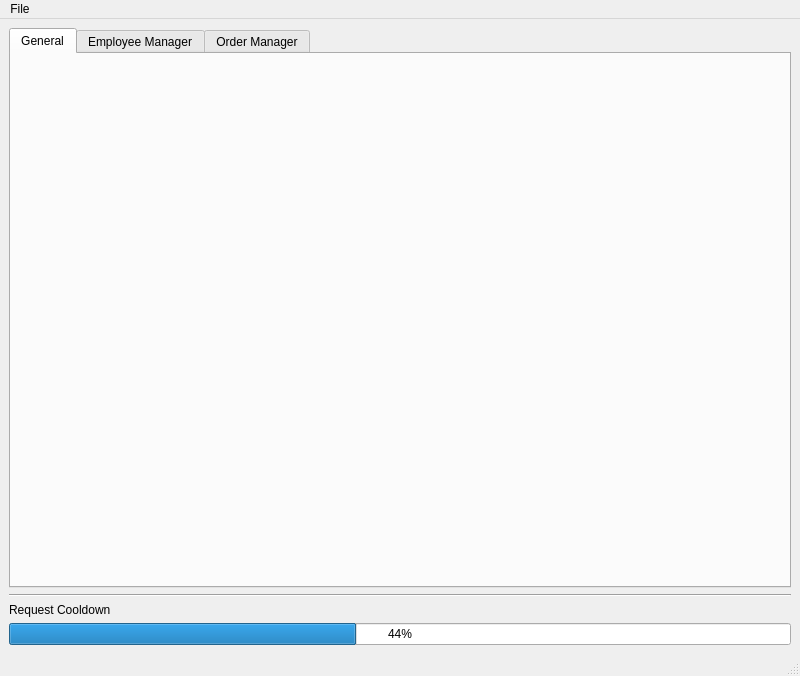
Before: the Qt Designer form src/ui/mainwindow.ui in justinmuskopf/taco_tuesday, drawn with Qt 5.
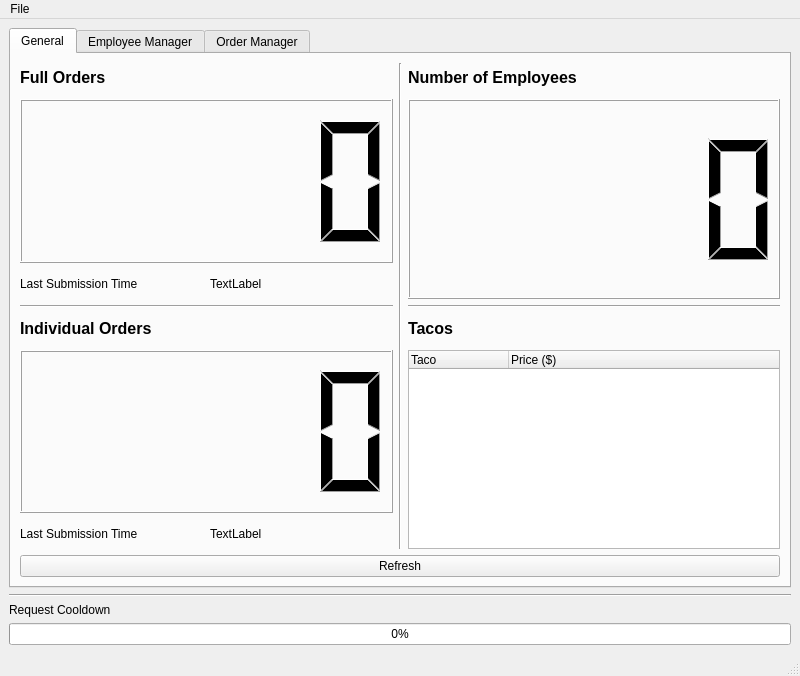
After: the same form once the commit is applied. The open tabs and pages were chosen to show the change. Custom widgets are drawn as their Qt base class.

The edit to the form file:
```diff
--- a/src/ui/mainwindow.ui
+++ b/src/ui/mainwindow.ui
@@ -27,17 +27,199 @@
        <attribute name="title">
         <string>General</string>
        </attribute>
-       <widget class="QWidget" name="verticalLayoutWidget">
-        <property name="geometry">
-         <rect>
-          <x>9</x>
-          <y>9</y>
-          <width>761</width>
-          <height>491</height>
-         </rect>
-        </property>
-        <layout class="QVBoxLayout" name="generalTabLayout"/>
-       </widget>
+       <layout class="QGridLayout" name="gridLayout">
+        <item row="0" column="0">
+         <layout class="QGridLayout" name="generalTabLayout">
+          <item row="1" column="0">
+           <layout class="QVBoxLayout" name="verticalLayout_4">
+            <item>
+             <widget class="QLCDNumber" name="generalFullOrderCount"/>
+            </item>
+            <item>
+             <layout class="QGridLayout" name="gridLayout_2">
+              <item row="0" column="0">
+               <widget class="QLabel" name="label_5">
+                <property name="maximumSize">
+                 <size>
+                  <width>16777215</width>
+                  <height>30</height>
+                 </size>
+                </property>
+                <property name="text">
+                 <string>Last Submission Time</string>
+                </property>
+               </widget>
+              </item>
+              <item row="0" column="1">
+               <widget class="QLabel" name="fullOrderSubmissionLabel">
+                <property name="maximumSize">
+                 <size>
+                  <width>16777215</width>
+                  <height>30</height>
+                 </size>
+                </property>
+                <property name="text">
+                 <string>TextLabel</string>
+                </property>
+               </widget>
+              </item>
+             </layout>
+            </item>
+           </layout>
+          </item>
+          <item row="4" column="0">
+           <layout class="QVBoxLayout" name="verticalLayout">
+            <item>
+             <widget class="QLCDNumber" name="generalIndividualOrderCount"/>
+            </item>
+            <item>
+             <layout class="QGridLayout" name="gridLayout_3">
+              <item row="0" column="0">
+               <widget class="QLabel" name="label_6">
+                <property name="maximumSize">
+                 <size>
+                  <width>16777215</width>
+                  <height>30</height>
+                 </size>
+                </property>
+                <property name="text">
+                 <string>Last Submission Time</string>
+                </property>
+               </widget>
+              </item>
+              <item row="0" column="1">
+               <widget class="QLabel" name="individualOrderSubmissionLabel">
+                <property name="maximumSize">
+                 <size>
+                  <width>16777215</width>
+                  <height>30</height>
+                 </size>
+                </property>
+                <property name="text">
+                 <string>TextLabel</string>
+                </property>
+               </widget>
+              </item>
+             </layout>
+            </item>
+           </layout>
+          </item>
+          <item row="0" column="3">
+           <widget class="QLabel" name="label_4">
+            <property name="maximumSize">
+             <size>
+              <width>16777215</width>
+              <height>30</height>
+             </size>
+            </property>
+            <property name="frameShape">
+             <enum>QFrame::NoFrame</enum>
+            </property>
+            <property name="text">
+             <string>&lt;html&gt;&lt;head/&gt;&lt;body&gt;&lt;p&gt;&lt;span style=&quot; font-size:12pt; font-weight:600;&quot;&gt;Number of Employees&lt;/span&gt;&lt;/p&gt;&lt;/body&gt;&lt;/html&gt;</string>
+            </property>
+           </widget>
+          </item>
+          <item row="1" column="3">
+           <layout class="QVBoxLayout" name="verticalLayout_6">
+            <item>
+             <widget class="QLCDNumber" name="generalEmployeeCount"/>
+            </item>
+           </layout>
+          </item>
+          <item row="0" column="1" rowspan="5">
+           <widget class="Line" name="line_2">
+            <property name="orientation">
+             <enum>Qt::Vertical</enum>
+            </property>
+           </widget>
+          </item>
+          <item row="3" column="0">
+           <widget class="QLabel" name="label_3">
+            <property name="maximumSize">
+             <size>
+              <width>16777215</width>
+              <height>30</height>
+             </size>
+            </property>
+            <property name="frameShape">
+             <enum>QFrame::NoFrame</enum>
+            </property>
+            <property name="text">
+             <string>&lt;html&gt;&lt;head/&gt;&lt;body&gt;&lt;p&gt;&lt;span style=&quot; font-size:12pt; font-weight:600;&quot;&gt;Individual Orders&lt;/span&gt;&lt;/p&gt;&lt;/body&gt;&lt;/html&gt;</string>
+            </property>
+           </widget>
+          </item>
+          <item row="2" column="3">
+           <widget class="Line" name="line_4">
+            <property name="orientation">
+             <enum>Qt::Horizontal</enum>
+            </property>
+           </widget>
+          </item>
+          <item row="0" column="0">
+           <widget class="QLabel" name="label_2">
+            <property name="maximumSize">
+             <size>
+              <width>16777215</width>
+              <height>30</height>
+             </size>
+            </property>
+            <property name="cursor">
+             <cursorShape>ArrowCursor</cursorShape>
+            </property>
+            <property name="frameShape">
+             <enum>QFrame::NoFrame</enum>
+            </property>
+            <property name="text">
+             <string>&lt;html&gt;&lt;head/&gt;&lt;body&gt;&lt;p&gt;&lt;span style=&quot; font-size:12pt; font-weight:600;&quot;&gt;Full Orders&lt;/span&gt;&lt;/p&gt;&lt;/body&gt;&lt;/html&gt;</string>
+            </property>
+           </widget>
+          </item>
+          <item row="2" column="0">
+           <widget class="Line" name="line_3">
+            <property name="orientation">
+             <enum>Qt::Horizontal</enum>
+            </property>
+           </widget>
+          </item>
+          <item row="3" column="3">
+           <widget class="QLabel" name="label_7">
+            <property name="text">
+             <string>&lt;html&gt;&lt;head/&gt;&lt;body&gt;&lt;p&gt;&lt;span style=&quot; font-size:12pt; font-weight:600;&quot;&gt;Tacos&lt;/span&gt;&lt;/p&gt;&lt;/body&gt;&lt;/html&gt;</string>
+            </property>
+           </widget>
+          </item>
+          <item row="4" column="3">
+           <widget class="QTreeWidget" name="generalTacoTable">
+            <property name="sizePolicy">
+             <sizepolicy hsizetype="Minimum" vsizetype="Minimum">
+              <horstretch>0</horstretch>
+              <verstretch>0</verstretch>
+             </sizepolicy>
+            </property>
+            <column>
+             <property name="text">
+              <string>Taco</string>
+             </property>
+            </column>
+            <column>
+             <property name="text">
+              <string>Price ($)</string>
+             </property>
+            </column>
+           </widget>
+          </item>
+         </layout>
+        </item>
+        <item row="1" column="0">
+         <widget class="QPushButton" name="generalRefreshButton">
+          <property name="text">
+           <string>Refresh</string>
+          </property>
+         </widget>
+        </item>
+       </layout>
       </widget>
       <widget class="QWidget" name="employeeTab">
        <attribute name="title">
@@ -181,13 +363,13 @@
     <item>
      <widget class="CooldownBar" name="requestCooldownBar">
       <property name="minimum">
-       <number>-5000</number>
+       <number>0</number>
       </property>
       <property name="maximum">
-       <number>-500</number>
+       <number>100</number>
       </property>
       <property name="value">
-       <number>-2999</number>
+       <number>0</number>
       </property>
       <property name="format">
        <string>%p%</string>
```
Left out of the diff: 2 changed lines with no effect on the pictures.
